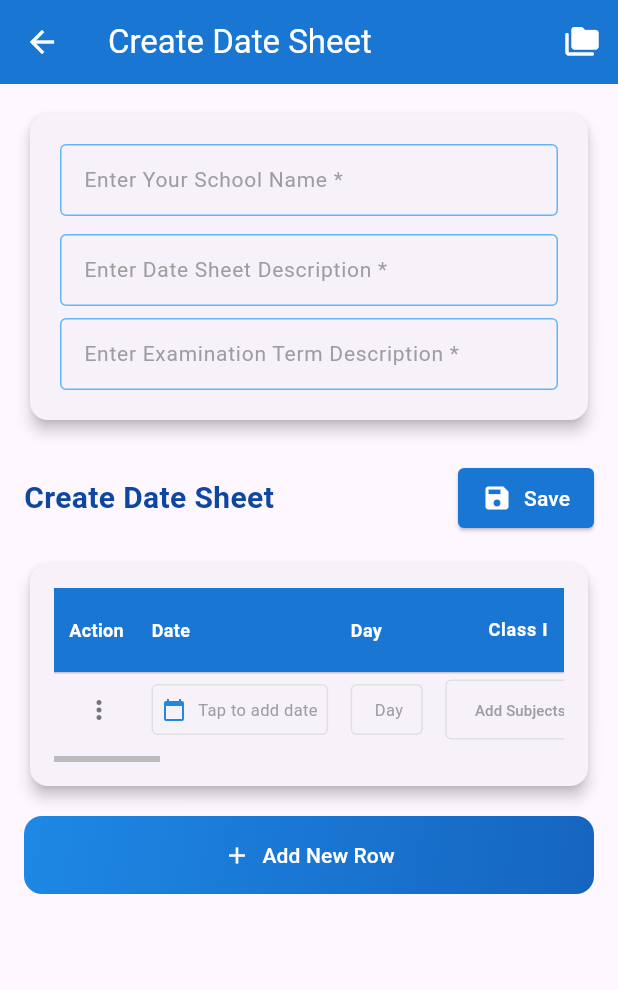
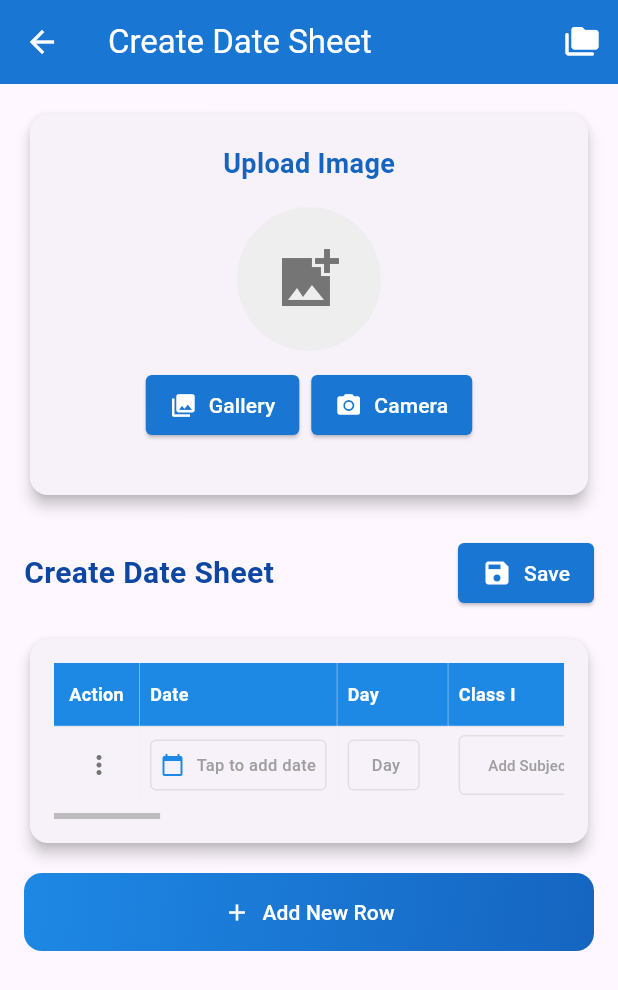
Before and after one commit to hamza99090/exam_schedule, a Flutter app: the screen it shows after launch, after a tap on "Create New Date Sheet", on a phone screen of 412 x 824 dp. Shown: the top 990 px of the screen. Run offline on Flutter 3.47's test engine with Material 3 defaults, Android fonts, the phone set to English and light mode, and no system bars; our stand-ins replace hive, hive_flutter, image_picker, pdf, share_plus; accounts and stored records are empty.

Commit message:
Added image picker, adjust text of table and reset the date

```diff
--- a/lib/date_picker_handler.dart
+++ b/lib/date_picker_handler.dart
@@ -31,6 +31,12 @@ class _DatePickerHandlerState extends State<DatePickerHandler> {
         _selectedDate = widget.initialDate;
       });
     }
+  }
+
+  @override
+  void initState() {
+    super.initState();
+    _selectedDate = widget.initialDate;
   }
 
   Future<void> _selectDate() async {
--- a/lib/models/date_sheet_model.dart
+++ b/lib/models/date_sheet_model.dart
@@ -25,6 +25,8 @@ class DateSheetData {
 
   @HiveField(6)
   List<String> classNames;
+  @HiveField(7) // Add this - new field for logo
+  String? logoPath; // Make it nullable since logo is optional
 
   DateSheetData({
     this.schoolName = '',
@@ -34,6 +36,7 @@ class DateSheetData {
     this.fileName = '',
     DateTime? createdAt,
     List<String>? classNames,
+    this.logoPath, // Add to constructor
   }) : tableRows = tableRows ?? [TableRowData()],
        createdAt = createdAt ?? DateTime.now(),
        classNames = classNames ?? defaultClassNames;
@@ -62,6 +65,7 @@ class DateSheetData {
     String? fileName,
     DateTime? createdAt,
     List<String>? classNames,
+    String? logoPath, // Add this
   }) {
     return DateSheetData(
       schoolName: schoolName ?? this.schoolName,
@@ -75,6 +79,7 @@ class DateSheetData {
       classNames: classNames != null
           ? List<String>.from(classNames)
           : List<String>.from(this.classNames),
+      logoPath: logoPath ?? this.logoPath, // Add this
     );
   }
 
@@ -88,6 +93,7 @@ class DateSheetData {
       'fileName': fileName,
       'createdAt': createdAt.toIso8601String(),
       'classNames': classNames,
+      'logoPath': logoPath, // Add this
     };
   }
 
@@ -108,6 +114,7 @@ class DateSheetData {
       classNames:
           (map['classNames'] as List<dynamic>?)?.cast<String>() ??
           defaultClassNames,
+      logoPath: map['logoPath'], // Add this
     );
   }
 }
--- a/lib/widgets/header/header_section.dart
+++ b/lib/widgets/header/header_section.dart
@@ -1,4 +1,7 @@
+import 'dart:io';
+
 import 'package:flutter/material.dart';
+import 'package:image_picker/image_picker.dart';
 import '../../managers/date_sheet_manager.dart';
 
 class HeaderSection extends StatefulWidget {
@@ -15,43 +18,64 @@ class HeaderSection extends StatefulWidget {
 }
 
 class _HeaderSectionState extends State<HeaderSection> {
-  final _formKey = GlobalKey<FormState>();
-
-  late TextEditingController schoolController;
-  late TextEditingController descriptionController;
-  late TextEditingController termController;
+  String? _imagePath;
+  final ImagePicker _picker = ImagePicker();
 
   @override
   void initState() {
     super.initState();
-
-    schoolController = TextEditingController(
-      text: widget.manager.data.schoolName,
-    );
-    descriptionController = TextEditingController(
-      text: widget.manager.data.dateSheetDescription,
-    );
-    termController = TextEditingController(
-      text: widget.manager.data.termDescription,
-    );
-
-    // Listen for changes in manager (e.g., after saving)
-    widget.manager.addListener(_updateControllers);
+    _imagePath = widget.manager.logoPath;
+    widget.manager.addListener(_onManagerUpdated);
   }
 
-  void _updateControllers() {
-    schoolController.text = widget.manager.data.schoolName;
-    descriptionController.text = widget.manager.data.dateSheetDescription;
-    termController.text = widget.manager.data.termDescription;
+  void _onManagerUpdated() {
+    if (mounted) {
+      setState(() {
+        _imagePath = widget.manager.logoPath;
+      });
+    }
   }
 
   @override
   void dispose() {
-    widget.manager.removeListener(_updateControllers); // remove listener
-    schoolController.dispose();
-    descriptionController.dispose();
-    termController.dispose();
+    widget.manager.removeListener(_onManagerUpdated);
     super.dispose();
+  }
+
+  Future<void> _pickFromGallery() async {
+    try {
+      final XFile? picked = await _picker.pickImage(
+        source: ImageSource.gallery,
+        maxWidth: 1200,
+        maxHeight: 1200,
+        imageQuality: 85,
+      );
+      if (picked != null) {
+        widget.manager.updateLogoPath(picked.path);
+      }
+    } catch (e) {
+      debugPrint('Gallery pick error: $e');
+    }
+  }
+
+  Future<void> _pickFromCamera() async {
+    try {
+      final XFile? picked = await _picker.pickImage(
+        source: ImageSource.camera,
+        maxWidth: 1200,
+        maxHeight: 1200,
+        imageQuality: 85,
+      );
+      if (picked != null) {
+        widget.manager.updateLogoPath(picked.path);
+      }
+    } catch (e) {
+      debugPrint('Camera pick error: $e');
+    }
+  }
+
+  void _removeImage() {
+    widget.manager.updateLogoPath(null);
   }
 
   @override
@@ -60,120 +84,101 @@ class _HeaderSectionState extends State<HeaderSection> {
       elevation: 4,
       child: Padding(
         padding: const EdgeInsets.all(20.0),
-        child: Form(
-          key: widget.formKey, // ← full form here
         child: Column(
           children: [
-              // -------------------- 1. SCHOOL NAME --------------------
-              TextFormField(
-                controller: schoolController,
-                onChanged: (value) {
-                  widget.manager.updateSchoolName(value);
-                },
-                validator: (value) {
-                  if (value == null || value.trim().isEmpty) {
-                    return "School name is required";
-                  }
-                  return null;
-                },
+            // ADD THIS TEXT/LABEL
+            Text(
+              'Upload Image',
               style: TextStyle(
-                  fontSize: 14,
-                  color: widget.manager.data.schoolName.isEmpty
-                      ? Colors.grey
-                      : Colors.grey.shade500,
+                fontSize: 18,
+                fontWeight: FontWeight.bold,
+                color: Colors.blue.shade800,
               ),
-                decoration: InputDecoration(
-                  border: const OutlineInputBorder(),
-                  enabledBorder: OutlineInputBorder(
-                    borderSide: BorderSide(color: Colors.blue.shade300),
             ),
-                  focusedBorder: OutlineInputBorder(
-                    borderSide: BorderSide(color: Colors.blue.shade700),
+            const SizedBox(height: 16), // Add spacing
+            Center(
+              child: Column(
+                children: [
+                  CircleAvatar(
+                    radius: 48,
+                    backgroundColor: Colors.grey.shade200,
+                    backgroundImage:
+                        (_imagePath != null && _imagePath!.isNotEmpty)
+                        ? FileImage(File(_imagePath!)) as ImageProvider
+                        : null,
+                    child: (_imagePath == null || _imagePath!.isEmpty)
+                        ? Icon(
+                            Icons.add_photo_alternate_sharp,
+                            size: 48,
+                            color: Colors.grey.shade600,
+                          )
+                        : null,
                   ),
-                  contentPadding: const EdgeInsets.all(12),
-                  hintText: 'Enter Your School Name *',
-                  hintStyle: TextStyle(
-                    fontSize: 14,
-                    color: Colors.grey.shade500,
+                  const SizedBox(height: 12),
+                  Wrap(
+                    alignment: WrapAlignment.center,
+                    spacing: 8,
+                    runSpacing: 8,
+                    children: [
+                      ElevatedButton.icon(
+                        onPressed: _pickFromGallery,
+                        icon: const Icon(Icons.photo_library, size: 18),
+                        label: const Text('Gallery'),
+                        style: ElevatedButton.styleFrom(
+                          shape: RoundedRectangleBorder(
+                            borderRadius: BorderRadius.all(Radius.circular(4)),
+                          ),
+                          backgroundColor: Colors.blue.shade700,
+                          foregroundColor: Colors.white,
+                          padding: const EdgeInsets.symmetric(
+                            horizontal: 16,
+                            vertical: 10,
                           ),
                         ),
                       ),
-
-              const SizedBox(height: 12),
-
-              // -------------------- 2. DATE SHEET DESCRIPTION --------------------
-              TextFormField(
-                controller: descriptionController,
-                onChanged: (value) {
-                  widget.manager.updateDateSheetDescription(value);
-                },
-                validator: (value) {
-                  if (value == null || value.trim().isEmpty) {
-                    return "Description is required";
-                  }
-                  return null;
-                },
-                style: TextStyle(
-                  fontSize: 14,
-                  color: widget.manager.data.dateSheetDescription.isEmpty
-                      ? Colors.grey
-                      : Colors.grey.shade500,
+                      ElevatedButton.icon(
+                        onPressed: _pickFromCamera,
+                        icon: const Icon(Icons.camera_alt, size: 18),
+                        label: const Text('Camera'),
+                        style: ElevatedButton.styleFrom(
+                          shape: RoundedRectangleBorder(
+                            borderRadius: BorderRadius.all(Radius.circular(4)),
                           ),
-                decoration: InputDecoration(
-                  border: const OutlineInputBorder(),
-                  enabledBorder: OutlineInputBorder(
-                    borderSide: BorderSide(color: Colors.blue.shade300),
-                  ),
-                  focusedBorder: OutlineInputBorder(
-                    borderSide: BorderSide(color: Colors.blue.shade700),
-                  ),
-                  contentPadding: const EdgeInsets.all(12),
-                  hintText: 'Enter Date Sheet Description *',
-                  hintStyle: TextStyle(
-                    fontSize: 14,
-                    color: Colors.grey.shade500,
+                          backgroundColor: Colors.blue.shade700,
+                          foregroundColor: Colors.white,
+                          padding: const EdgeInsets.symmetric(
+                            horizontal: 16,
+                            vertical: 10,
                           ),
                         ),
                       ),
-
-              const SizedBox(height: 8),
-
-              // -------------------- 3. TERM DESCRIPTION --------------------
-              TextFormField(
-                controller: termController,
-                onChanged: (value) {
-                  widget.manager.updateTermDescription(value);
-                },
-                validator: (value) {
-                  if (value == null || value.trim().isEmpty) {
-                    return "Term description is required";
-                  }
-                  return null;
-                },
-                style: TextStyle(
-                  fontSize: 14,
-                  color: widget.manager.data.termDescription.isEmpty
-                      ? Colors.grey
-                      : Colors.grey.shade500,
+                      if (_imagePath != null && _imagePath!.isNotEmpty)
+                        OutlinedButton.icon(
+                          onPressed: _removeImage,
+                          icon: const Icon(Icons.delete_outline, size: 18),
+                          label: const Text('Remove'),
+                          style: OutlinedButton.styleFrom(
+                            shape: RoundedRectangleBorder(
+                              borderRadius: BorderRadius.all(
+                                Radius.circular(4),
                               ),
-                decoration: InputDecoration(
-                  border: const OutlineInputBorder(),
-                  enabledBorder: OutlineInputBorder(
-                    borderSide: BorderSide(color: Colors.blue.shade300),
                             ),
-                  focusedBorder: OutlineInputBorder(
-                    borderSide: BorderSide(color: Colors.blue.shade700),
-                  ),
-                  contentPadding: const EdgeInsets.all(12),
-                  hintText: 'Enter Examination Term Description *',
-                  hintStyle: TextStyle(
-                    fontSize: 14,
-                    color: Colors.grey.shade500,
+                            backgroundColor: Colors.blue.shade700,
+                            foregroundColor: Colors.white,
+                            padding: const EdgeInsets.symmetric(
+                              horizontal: 16,
+                              vertical: 10,
                             ),
                           ),
                         ),
                     ],
                   ),
+                ],
+              ),
+            ),
+            const SizedBox(height: 16),
+            // No text fields here by design — header now contains only the image picker UI.
+          ],
         ),
       ),
     );
--- a/lib/widgets/table/interactive_table.dart
+++ b/lib/widgets/table/interactive_table.dart
@@ -124,39 +124,88 @@ class _InteractiveTableState extends State<InteractiveTable> {
               controller: _horizontalScrollController,
               scrollDirection: Axis.horizontal,
               child: DataTable(
-                headingTextStyle: const TextStyle(
-                  fontWeight: FontWeight.bold,
+                headingTextStyle: TextStyle(
+                  fontWeight: FontWeight.w600,
                   color: Colors.white,
                   fontSize: 12,
                 ),
                 headingRowColor: MaterialStateProperty.all(
-                  Colors.blue.shade700,
+                  Colors.blue.shade600, // Slightly lighter blue than current
                 ),
-                dataTextStyle: const TextStyle(fontSize: 11),
-                columnSpacing: 15, // Reduced from default (56.0) to 15
-                dataRowMinHeight: 40, // Reduced row height
-                dataRowMaxHeight: 50,
-                horizontalMargin:
-                    10, // ← ADD THIS LINE - removes left/right padding
+                headingRowHeight: 42,
+                dataTextStyle: TextStyle(
+                  fontSize: 11,
+                  color: Colors.grey.shade800,
+                  fontWeight: FontWeight.w500,
+                ),
+                columnSpacing: 14,
+                dataRowMinHeight: 42,
+                dataRowMaxHeight: 52,
+                horizontalMargin: 10,
+                dividerThickness: 0.3,
+                // Add subtle horizontal dividers
+                border: TableBorder(
+                  horizontalInside: BorderSide(
+                    color: Colors.grey.shade200,
+                    width: 0.3,
+                  ),
+                  verticalInside: BorderSide(
+                    color: Colors.grey.shade200,
+                    width: 0.3,
+                  ),
+                ), // ← ADD THIS LINE - removes left/right padding
                 columns: [
                   // Add Actions column for delete buttons - NOW FIRST
                   if (widget.isEditing)
-                    const DataColumn(
-                      label: Text(
+                    DataColumn(
+                      label: SizedBox(
+                        width: 40,
+                        child: Text(
                           'Action',
                           style: TextStyle(
                             fontWeight: FontWeight.bold,
                             color: Colors.white,
                             fontSize: 12,
                           ),
+                          textAlign: TextAlign.left,
                         ),
                       ),
-                  const DataColumn(label: Text('Date')),
-                  const DataColumn(label: Text('Day')),
+                    ),
+                  DataColumn(
+                    label: SizedBox(
+                      width: 80, // Set fixed width for Date column
+                      child: Text(
+                        'Date',
+                        style: TextStyle(
+                          fontWeight: FontWeight.bold,
+                          color: Colors.white,
+                          fontSize: 12,
+                        ),
+                        textAlign: TextAlign.left,
+                      ),
+                    ),
+                  ),
+                  DataColumn(
+                    label: SizedBox(
+                      width: 60, // Set fixed width for Day column
+                      child: Text(
+                        'Day',
+                        style: TextStyle(
+                          fontWeight: FontWeight.bold,
+                          color: Colors.white,
+                          fontSize: 12,
+                        ),
+                        textAlign: TextAlign.left,
+                      ),
+                    ),
+                  ),
                   ...widget.manager.data.classNames.asMap().entries.map((e) {
                     final index = e.key;
                     return DataColumn(
-                      label: _buildClassNameEditor(index, e.value),
+                      label: SizedBox(
+                        width: 100, // Fixed width for all class columns
+                        child: _buildClassNameEditor(index, e.value),
+                      ),
                     );
                   }).toList(),
                 ],
@@ -222,39 +271,34 @@ class _InteractiveTableState extends State<InteractiveTable> {
       _classControllers.add(TextEditingController(text: currentName));
     }
 
-    return Container(
-      width: 100,
-      child: Stack(
-        alignment: Alignment.centerRight,
+    return MouseRegion(
+      cursor: widget.isEditing
+          ? SystemMouseCursors.click
+          : SystemMouseCursors.basic,
+      child: GestureDetector(
+        onTap: widget.isEditing ? () => _showClassSelectionPopup(index) : null,
+        child: Container(
+          padding: EdgeInsets.zero,
+          child: Row(
+            mainAxisAlignment: MainAxisAlignment.spaceBetween,
             children: [
-          TextFormField(
-            controller: _classControllers[index],
-            enabled: widget.isEditing,
+              Expanded(
+                child: Text(
+                  currentName,
                   style: TextStyle(
                     fontWeight: FontWeight.bold,
                     color: Colors.white,
                     fontSize: 12,
                   ),
-            textAlign: TextAlign.center,
-            autofocus: false,
-            readOnly: true, // Make it read-only, will handle tap separately
-            decoration: InputDecoration(
-              border: InputBorder.none,
-              contentPadding: EdgeInsets.symmetric(vertical: 8, horizontal: 24),
+                  textAlign: TextAlign.left,
+                  overflow: TextOverflow.ellipsis,
                 ),
-            onTap: () {
-              _showClassSelectionPopup(index);
-            },
               ),
-
-          // Star Icon (on the left)
-
-          // Edit Icon (on the right)
-          Positioned(
-            right: 4,
-            child: Icon(Icons.edit, size: 14, color: Colors.white70),
+              if (widget.isEditing)
+                Icon(Icons.edit, size: 14, color: Colors.white70),
+            ],
           ),
-        ],
+        ),
       ),
     );
   }
--- a/pubspec.yaml
+++ b/pubspec.yaml
@@ -41,6 +41,7 @@ dependencies:
     # Add these Hive dependencies
   hive_flutter: ^1.1.0
   hive: ^2.2.3
+  image_picker: ^1.2.1
 
 
 dev_dependencies:
```
Also changed, not shown: lib/managers/date_sheet_manager.dart (+16 -1 lines), lib/screens/date_sheet_detail_screen.dart (+158 -99 lines), lib/screens/date_sheet_screen.dart (+8 -2 lines), pubspec.lock, 6 other files. Lines whose indentation alone changed are shown as unchanged.
